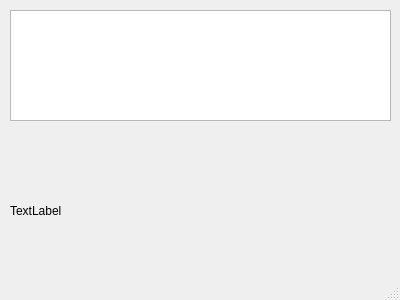
First picture: the form in test.ui, repository ericpers/bldcmd, before the edit.
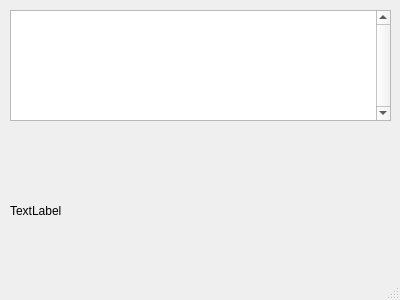
Second picture: the form after the edit.

Diff of the .ui file:
```diff
--- a/test.ui
+++ b/test.ui
@@ -23,6 +23,12 @@
       <height>111</height>
      </rect>
     </property>
+    <property name="verticalScrollBarPolicy">
+     <enum>Qt::ScrollBarAlwaysOn</enum>
+    </property>
+    <property name="horizontalScrollBarPolicy">
+     <enum>Qt::ScrollBarAsNeeded</enum>
+    </property>
    </widget>
    <widget class="QLabel" name="label">
     <property name="geometry">
```
